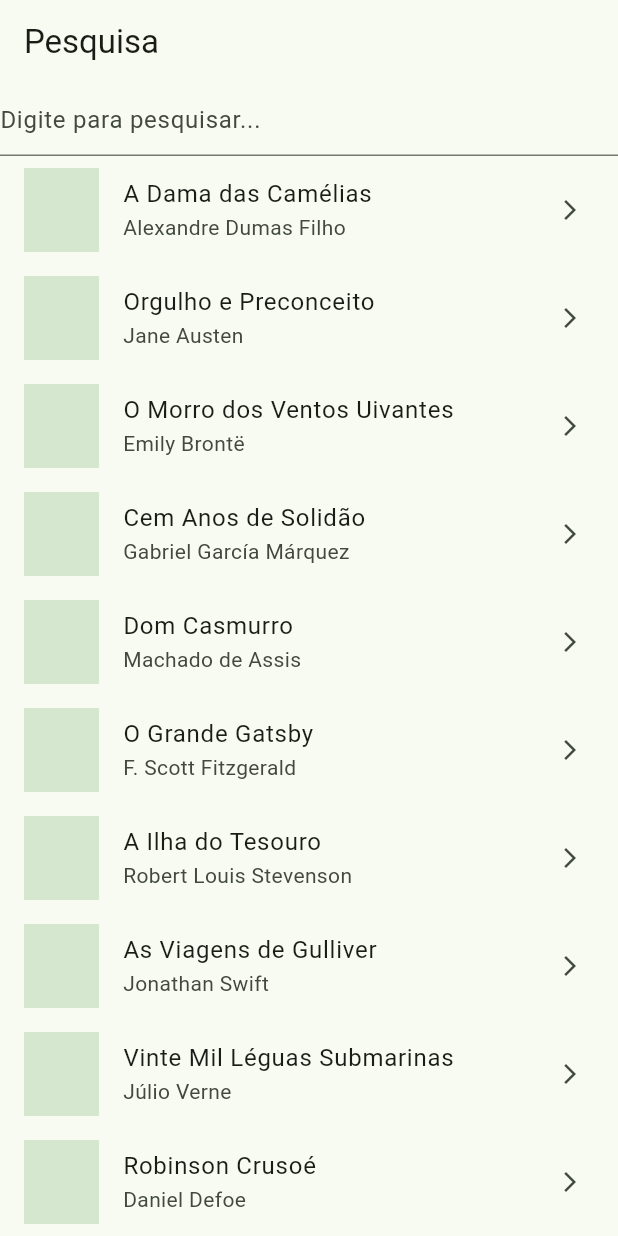
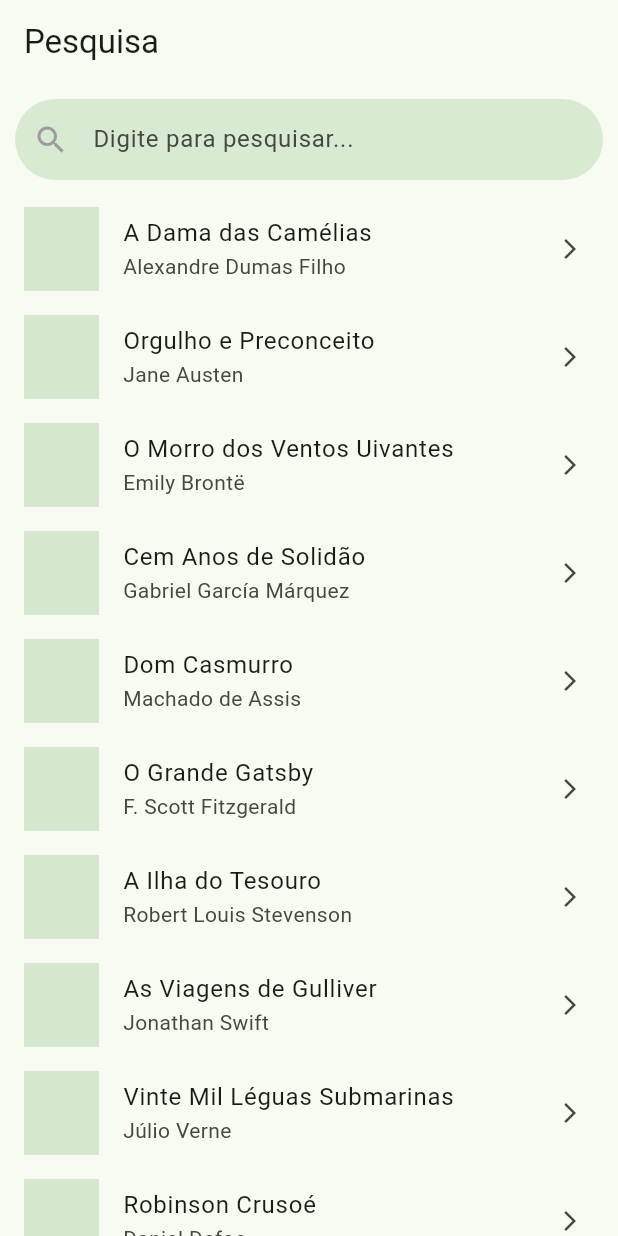
Before and after one commit to Aguillar-Augusto/PI-movel, a Flutter app: the TelaPesquisa screen opened directly, on a phone screen of 412 x 824 dp. Run offline on Flutter 3.47's test engine with Material 3 defaults, Android fonts, the phone set to English and light mode, and no system bars; our stand-ins replace dio, shared_preferences; accounts and stored records are empty; network calls fail.

Commit message:
commit 3

```diff
--- a/lib/telas/telaPesquisa.dart
+++ b/lib/telas/telaPesquisa.dart
@@ -25,10 +25,21 @@ class _TelaPesquisaState extends State<TelaPesquisa> {
       ),
       body: Column(
         children: [
-          TextField(
-            onChanged: _pesquisar,
-            decoration: InputDecoration(
-              hintText: "Digite para pesquisar...",
+          Padding(
+            padding: EdgeInsets.all(10.0),
+            child: TextField(
+              onChanged: _pesquisar,
+              decoration: InputDecoration(
+                hintText: "Digite para pesquisar...",
+                filled: true,
+                fillColor: Color(0xFFD9EAD3),
+                contentPadding: EdgeInsets.symmetric(horizontal: 20.0, vertical: 15.0),
+                border: OutlineInputBorder(
+                  borderRadius: BorderRadius.circular(30.0),
+                  borderSide: BorderSide.none,
+                ),
+                prefixIcon: Icon(Icons.search, color: Colors.grey),
+              ),
             ),
           ),
           Expanded(
```
Also changed, not shown: lib/telas/telaPerfil.dart (+56 -5 lines).
